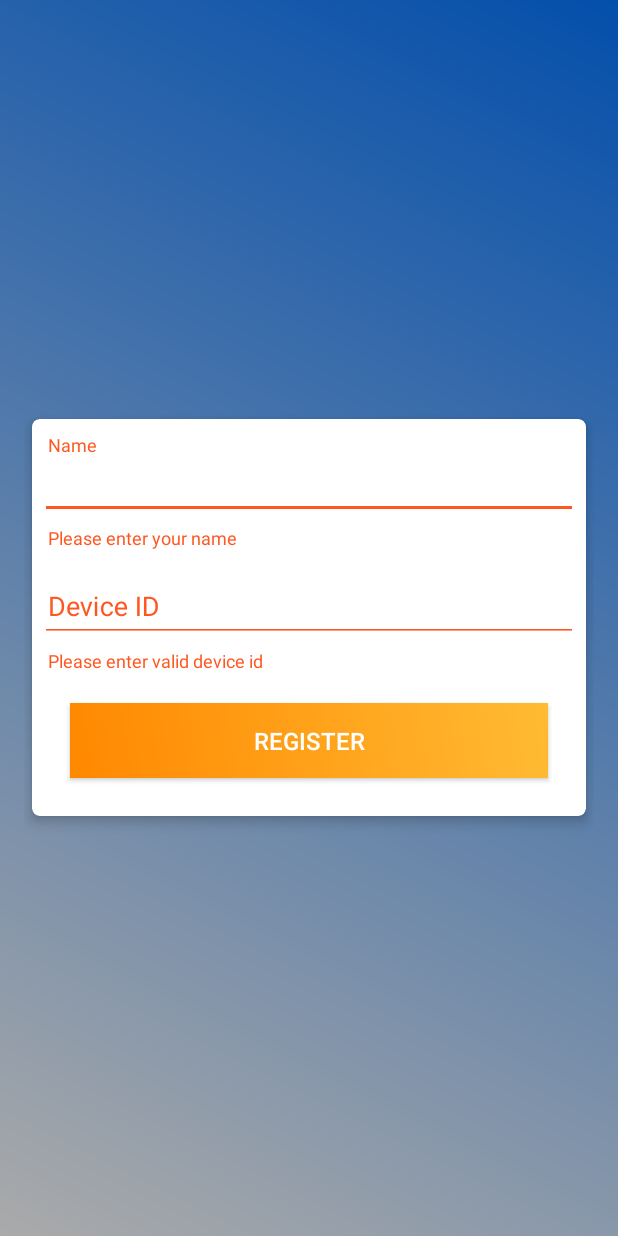
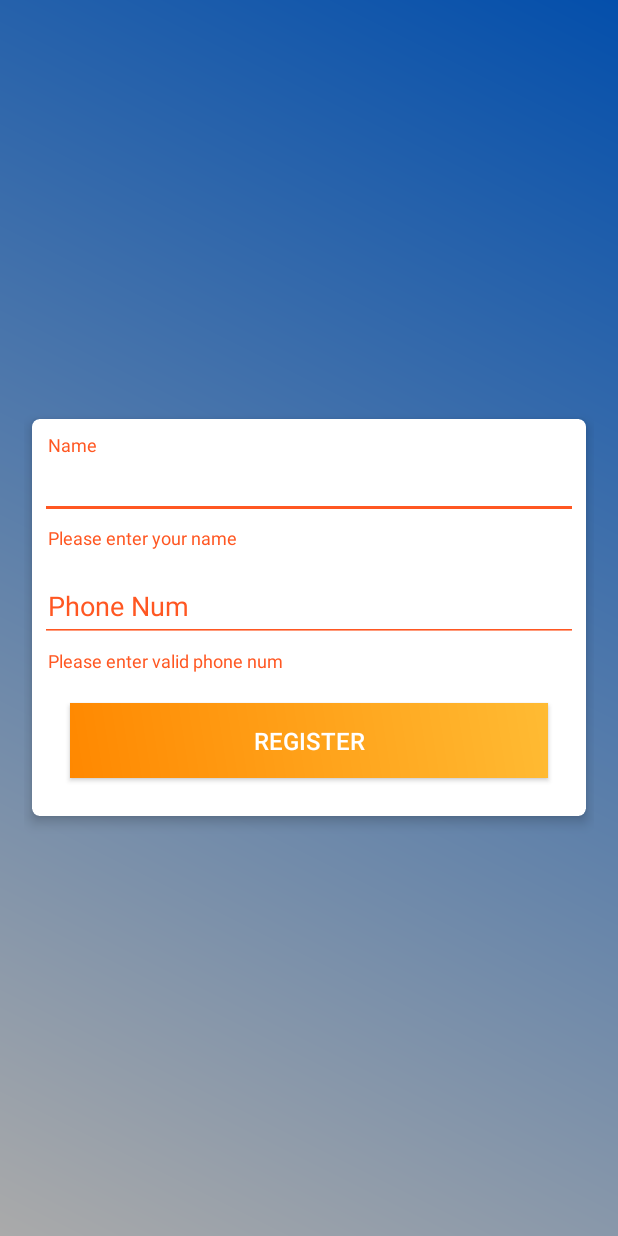
Before and after one commit to Masum95/Android_BT_Data_Receiver, an Android app: the screen it shows after launch (RegisterActivity), after a tap on "REGISTER", on a phone screen of 412 x 824 dp. Run offline under Robolectric (Android 15) with nearby library versions, the phone set to English and light mode, and no system bars; libraries missing offline, so code that uses them is left out: com.androidnetworking, com.androidnetworking.common, com.androidnetworking.error, com.androidnetworking.interfaces.

Commit message:
phone num added + validated

```diff
--- a/app/src/main/java/com/samsung/android/sdk/accessory/example/filetransfer/receiver/Constants.java
+++ b/app/src/main/java/com/samsung/android/sdk/accessory/example/filetransfer/receiver/Constants.java
@@ -15,11 +15,13 @@ public interface  Constants {
 
     String FILE_UPLOAD_GET_URL = BASE_URL + "file/upload/";
     String FILE_RCV_ACK_URL = BASE_URL + "file/ack/";
+    String VALID_PHONE_CHK_URL = BASE_URL + "file/isValidPhone/";
 
     String SERVER_SRC_KEYWORD = "SERVER";
     String WATCH_SRC_KEYWORD = "WATCH";
 
     long  SCHEDULER_INTERVAL = 15 * 60 * 1000;
+
 
     public enum ACTION{
         STARTFOREGROUND_ACTION,
--- a/app/src/main/java/com/samsung/android/sdk/accessory/example/filetransfer/receiver/RegisterActivity.java
+++ b/app/src/main/java/com/samsung/android/sdk/accessory/example/filetransfer/receiver/RegisterActivity.java
@@ -1,11 +1,13 @@
 package com.samsung.android.sdk.accessory.example.filetransfer.receiver;
 
 
+import android.app.DownloadManager;
 import android.content.Context;
 import android.content.Intent;
 import android.content.SharedPreferences;
 import android.content.pm.PackageManager;
 import android.net.Uri;
+import android.os.AsyncTask;
 import android.os.Build;
 import android.os.PowerManager;
 import android.provider.Settings;
@@ -22,17 +24,34 @@ import android.widget.TextView;
 import android.widget.Toast;
 import android.widget.EditText;
 
+import com.androidnetworking.AndroidNetworking;
+import com.androidnetworking.common.Priority;
+import com.androidnetworking.error.ANError;
+import com.androidnetworking.interfaces.JSONObjectRequestListener;
 import com.samsung.android.sdk.accessory.example.filetransfer.receiver.Database.DatabaseHelper;
+
+import org.json.JSONArray;
+import org.json.JSONException;
+import org.json.JSONObject;
+
+import java.util.ArrayList;
+import java.util.List;
+
+import static com.samsung.android.sdk.accessory.example.filetransfer.receiver.Constants.CSV_FILE_DIR;
+import static com.samsung.android.sdk.accessory.example.filetransfer.receiver.Constants.FILE_UPLOAD_GET_URL;
+import static com.samsung.android.sdk.accessory.example.filetransfer.receiver.Constants.VALID_PHONE_CHK_URL;
 
 public class RegisterActivity extends AppCompatActivity {
 
-    EditText name, device_id, email, phone, password;
+    EditText name, phone_num, email, phone, password;
     Button register;
     TextView login;
-    boolean isNameValid, isDevice_id_Valid, isEmailValid, isPhoneValid, isPasswordValid;
-    TextInputLayout nameError, device_id_error, emailError, phoneError, passError;
+    boolean isNameValid, isEmailValid, isPasswordValid;
+    TextInputLayout nameError, phone_num_error, emailError, phoneError, passError;
     String sharedPrefId = "FileXferAppPreference";
     SharedPreferences prefs;
+    boolean isCheckingFinished = false;
+    boolean isPhoneValid = false;
 
     private void skipActivity(){
         prefs = getSharedPreferences(sharedPrefId, 0);
@@ -41,40 +60,127 @@ public class RegisterActivity extends AppCompatActivity {
         if (isLoggedIn) {
             Intent intent = new Intent(getApplicationContext(), FileTransferReceiverActivity.class);
             startActivity(intent);
+            finish();
         } else {
             final DatabaseHelper myDb = new DatabaseHelper(getApplicationContext());
 
             name = (EditText) findViewById(R.id.name);
-            device_id = (EditText) findViewById(R.id.device_id);
+            phone_num = (EditText) findViewById(R.id.phone_num);
 
-//        email = (EditText) findViewById(R.id.email);
-//        phone = (EditText) findViewById(R.id.phone);
-//        password = (EditText) findViewById(R.id.password);
-//        login = (TextView) findViewById(R.id.login);
             register = (Button) findViewById(R.id.register);
             nameError = (TextInputLayout) findViewById(R.id.nameError);
-            device_id_error = (TextInputLayout) findViewById(R.id.device_id_error);
-//        emailError = (TextInputLayout) findViewById(R.id.emailError);
-//        phoneError = (TextInputLayout) findViewById(R.id.phoneError);
-//        passError = (TextInputLayout) findViewById(R.id.passError);
+            phone_num_error = (TextInputLayout) findViewById(R.id.phone_num_error);
+
 
             do_permissions_stuffs();
             register.setOnClickListener(new View.OnClickListener() {
                 @Override
                 public void onClick(View v) {
-                    if (is_all_valid()) {
+                    if (is_client_side_valid()) {
                         // redirect to LoginActivity
 
-                        prefs.edit().putBoolean("isLoggedIn", true).apply();
+                        new serverValidation().execute(phone_num.getText().toString());
 
-                        myDb.createProfile(name.getText().toString().trim(), device_id.getText().toString().trim());
-                        Intent intent = new Intent(getApplicationContext(), FileTransferReceiverActivity.class);
-                        startActivity(intent);
                     }
 
                 }
             });
         }
+    }
+
+    private class serverValidation extends AsyncTask<String, Integer, String> {
+
+        @Override
+        protected String doInBackground(String... params) {
+            final String phone_num = params[0];
+
+            final DatabaseHelper myDb = new DatabaseHelper(getApplicationContext());
+
+
+            AndroidNetworking.get(VALID_PHONE_CHK_URL)
+                    .addQueryParameter("phone_num", phone_num)
+                    .setPriority(Priority.LOW)
+                    .build()
+                    .getAsJSONObject(new JSONObjectRequestListener() {
+
+                        @Override
+                        public void onResponse(JSONObject response) {
+                            // do anything with response
+//                            Toast.makeText(getApplicationContext(), String.valueOf(response) , Toast.LENGTH_LONG).show();
+
+                            String status = null;
+                            try {
+                                status = response.getString("status");
+                            } catch (JSONException e) {
+                                e.printStackTrace();
+                            }
+//                            Toast.makeText(getApplicationContext(), status , Toast.LENGTH_LONG).show();
+                            Log.d("json_response", status);
+
+                            String device_id;
+                            if(!status.equalsIgnoreCase("failure")){
+                                try {
+                                    device_id = response.getString("device_id");
+                                    Toast.makeText(getApplicationContext(), device_id , Toast.LENGTH_LONG).show();
+                                    Log.d("json_response", String.valueOf(response));
+                                    prefs.edit().putBoolean("isLoggedIn", true).apply();
+
+                                    myDb.createProfile(name.getText().toString().trim(), phone_num, device_id);
+                                    Intent intent = new Intent(getApplicationContext(), FileTransferReceiverActivity.class);
+                                    startActivity(intent);
+                                    finish();
+                                } catch (JSONException e) {
+                                    e.printStackTrace();
+                                }
+                            }
+
+
+
+
+
+                        }
+
+                        @Override
+                        public void onError(ANError error) {
+                            // handle error
+                            Log.d("json_response_eror", String.valueOf(error));
+                        }
+                    });
+            return "hello";
+        }
+
+        @Override
+        protected void onPostExecute(String s) {
+            super.onPostExecute(s);
+
+        }
+    }
+
+    public boolean is_client_side_valid() {
+        // Check for a valid name.
+
+        if (name.getText().toString().isEmpty()) {
+            nameError.setError(getResources().getString(R.string.name_error));
+            isNameValid = false;
+        } else {
+            isNameValid = true;
+            nameError.setErrorEnabled(false);
+        }
+
+        if (phone_num.getText().toString().isEmpty()  ) {
+            phone_num_error.setError(getResources().getString(R.string.phone_num_error));
+            isPhoneValid = false;
+        } else {
+            isPhoneValid = true;
+            phone_num_error.setErrorEnabled(false);
+        }
+
+
+        if (isNameValid && isPhoneValid) {
+            return true;
+        }
+
+        return false;
     }
 
     @Override
@@ -187,66 +293,5 @@ public class RegisterActivity extends AppCompatActivity {
     }
 
 
-    public boolean is_all_valid() {
-        // Check for a valid name.
-        if (name.getText().toString().isEmpty()) {
-            nameError.setError(getResources().getString(R.string.name_error));
-            isNameValid = false;
-        } else {
-            isNameValid = true;
-            nameError.setErrorEnabled(false);
-        }
-
-        if (device_id.getText().toString().isEmpty()) {
-            device_id_error.setError(getResources().getString(R.string.device_id_error));
-            isDevice_id_Valid = false;
-        } else {
-            isDevice_id_Valid = true;
-            device_id_error.setErrorEnabled(false);
-        }
-
-//        // Check for a valid email address.
-//        if (email.getText().toString().isEmpty()) {
-//            emailError.setError(getResources().getString(R.string.email_error));
-//            isEmailValid = false;
-//        } else if (!Patterns.EMAIL_ADDRESS.matcher(email.getText().toString()).matches()) {
-//            emailError.setError(getResources().getString(R.string.error_invalid_email));
-//            isEmailValid = false;
-//        } else  {
-//            isEmailValid = true;
-//            emailError.setErrorEnabled(false);
-//        }
-//
-//        // Check for a valid phone number.
-//        if (phone.getText().toString().isEmpty()) {
-//            phoneError.setError(getResources().getString(R.string.phone_error));
-//            isPhoneValid = false;
-//        } else  {
-//            isPhoneValid = true;
-//            phoneError.setErrorEnabled(false);
-//        }
-//
-//        // Check for a valid password.
-//        if (password.getText().toString().isEmpty()) {
-//            passError.setError(getResources().getString(R.string.password_error));
-//            isPasswordValid = false;
-//        } else if (password.getText().length() < 6) {
-//            passError.setError(getResources().getString(R.string.error_invalid_password));
-//            isPasswordValid = false;
-//        } else  {
-//            isPasswordValid = true;
-//            passError.setErrorEnabled(false);
-//        }
-
-        if (isNameValid && isDevice_id_Valid) {
-            return true;
-        }
-
-//        if (isNameValid && isEmailValid && isPhoneValid && isPasswordValid) {
-//            Toast.makeText(getApplicationContext(), "Successfully", Toast.LENGTH_SHORT).show();
-//        }
-
-        return false;
-    }
 
 }
--- a/app/src/main/res/layout/activity_register.xml
+++ b/app/src/main/res/layout/activity_register.xml
@@ -49,18 +49,18 @@
 
 
             <android.support.design.widget.TextInputLayout
-                android:id="@+id/device_id_error"
+                android:id="@+id/phone_num_error"
                 android:layout_width="match_parent"
                 android:layout_height="wrap_content"
                 android:layout_marginTop="5dp">
 
                 <EditText
-                    android:id="@+id/device_id"
+                    android:id="@+id/phone_num"
                     android:layout_width="match_parent"
                     android:layout_height="wrap_content"
                     android:layout_marginTop="10dp"
-                    android:hint="@string/device_id"
-                    android:inputType="textNoSuggestions"
+                    android:hint="@string/phone_num"
+                    android:inputType="phone"
                     android:maxLines="1"
                     android:paddingStart="5dp"
                     android:singleLine="true"/>
--- a/app/src/main/res/values/strings.xml
+++ b/app/src/main/res/values/strings.xml
@@ -14,12 +14,12 @@
     <string name="create_new">Click here for register</string>
     <string name="not_register">Not Register?</string>
     <string name="name">Name</string>
-    <string name="device_id">Device ID</string>
+    <string name="phone_num">Phone Num</string>
 
     <string name="phone_number">Phone Number</string>
     <string name="register">Register</string>
     <string name="name_error">Please enter your name</string>
-    <string name="device_id_error">Please enter valid device id </string>
+    <string name="phone_num_error">Please enter valid phone num </string>
 
     <string name="phone_error">Please enter your phone number</string>
     <string name="email_error">Please enter your email address</string>
```
Also changed, not shown: app/src/main/java/com/samsung/android/sdk/accessory/example/filetransfer/receiver/Database/DatabaseHelper.java (+14 -4 lines), app/src/main/java/com/samsung/android/sdk/accessory/example/filetransfer/receiver/Database/Model/ProfileModel.java (+11 -0 lines), app/src/main/java/com/samsung/android/sdk/accessory/example/filetransfer/receiver/FileJobService.java (+5 -5 lines).
